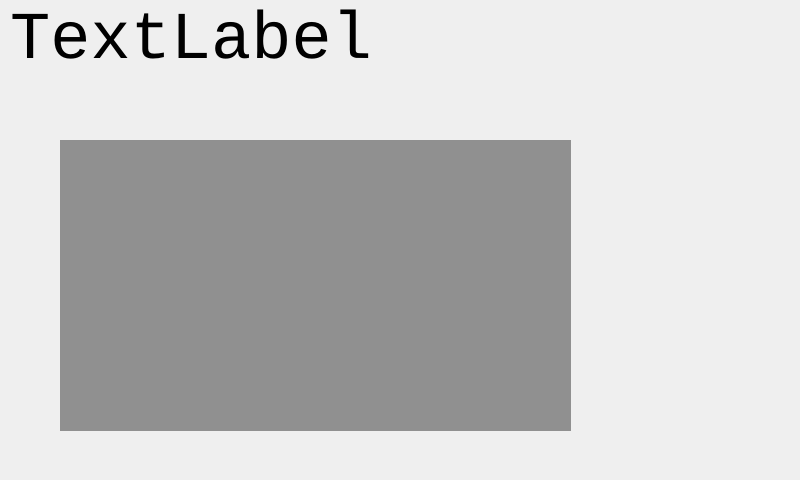
First picture: the form in app/app.ui, repository Secozzi/Gymnasiearbete, before the edit.
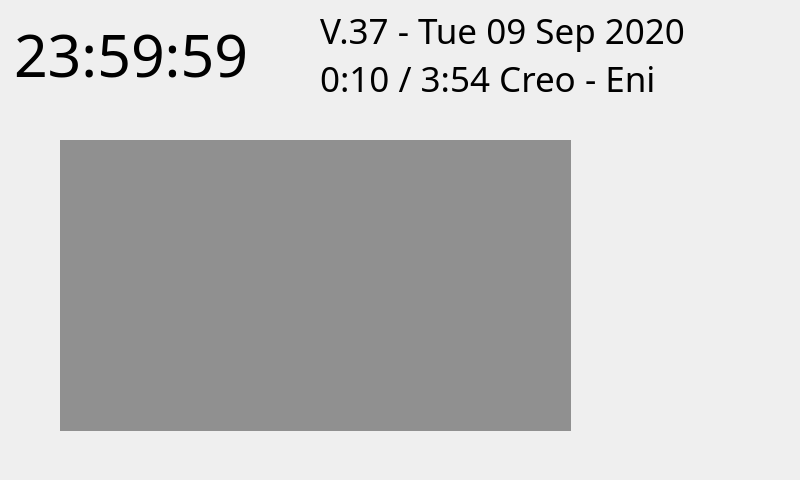
Second picture: the form after the edit. Icons and pictures are not drawn.

Commit message: Added second prototype and added date

The edit to the form file:
```diff
--- a/app/app.ui
+++ b/app/app.ui
@@ -13,24 +13,27 @@
   <property name="windowTitle">
    <string>MainWindow</string>
   </property>
+  <property name="styleSheet">
+   <string notr="true">#MainWindow {background-image: url(:/image/assets/background.png);}</string>
+  </property>
   <widget class="QWidget" name="centralwidget">
    <widget class="QLabel" name="time_string">
     <property name="geometry">
      <rect>
-      <x>10</x>
-      <y>0</y>
-      <width>611</width>
-      <height>81</height>
+      <x>14</x>
+      <y>18</y>
+      <width>300</width>
+      <height>71</height>
      </rect>
     </property>
     <property name="font">
      <font>
-      <family>Consolas</family>
-      <pointsize>50</pointsize>
+      <family>Cascadia Mono</family>
+      <pointsize>44</pointsize>
      </font>
     </property>
     <property name="text">
-     <string>TextLabel</string>
+     <string>23:59:59</string>
     </property>
    </widget>
    <widget class="QStackedWidget" name="stackedWidget">
@@ -46,6 +49,44 @@
      <string notr="true">background-color: #909090</string>
     </property>
    </widget>
+   <widget class="QLabel" name="date_string">
+    <property name="geometry">
+     <rect>
+      <x>320</x>
+      <y>0</y>
+      <width>481</width>
+      <height>61</height>
+     </rect>
+    </property>
+    <property name="font">
+     <font>
+      <family>Cascadia Mono</family>
+      <pointsize>26</pointsize>
+     </font>
+    </property>
+    <property name="text">
+     <string>V.37 - Tue 09 Sep 2020</string>
+    </property>
+   </widget>
+   <widget class="QLabel" name="music_string">
+    <property name="geometry">
+     <rect>
+      <x>320</x>
+      <y>48</y>
+      <width>481</width>
+      <height>61</height>
+     </rect>
+    </property>
+    <property name="font">
+     <font>
+      <family>Cascadia Mono</family>
+      <pointsize>26</pointsize>
+     </font>
+    </property>
+    <property name="text">
+     <string>0:10 / 3:54 Creo - Eni</string>
+    </property>
+   </widget>
   </widget>
   <action name="actionHello_There">
    <property name="text">
```
Left out of the diff: 4 changed lines with no effect on the pictures. The commit also changes 7 other files.
